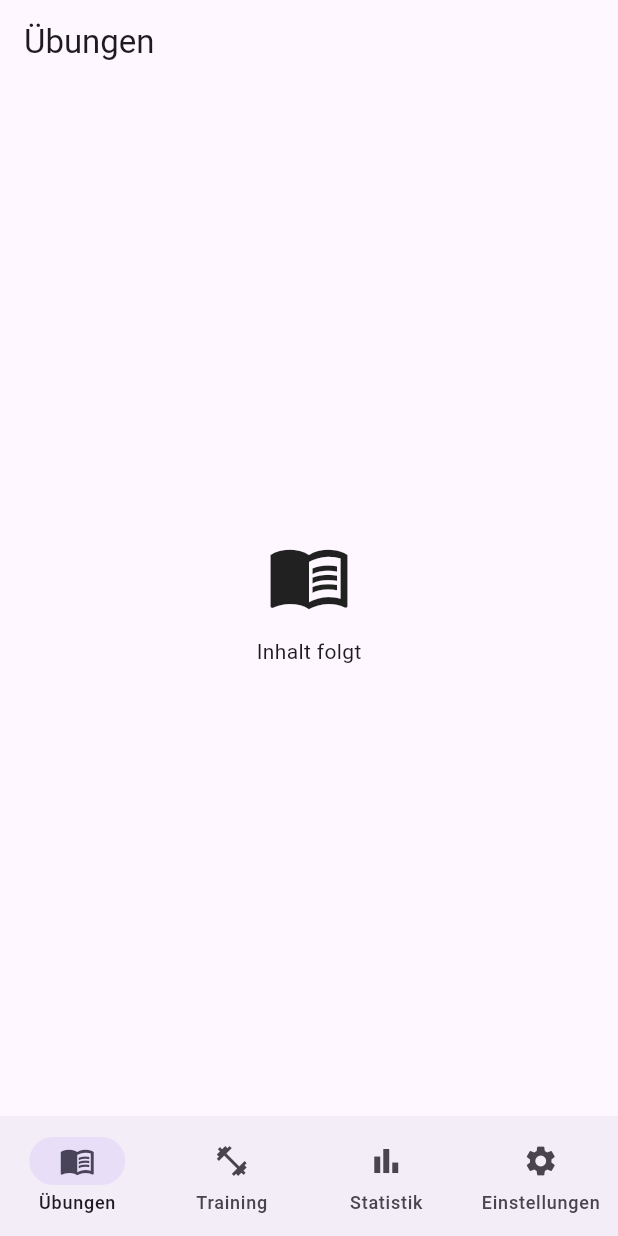
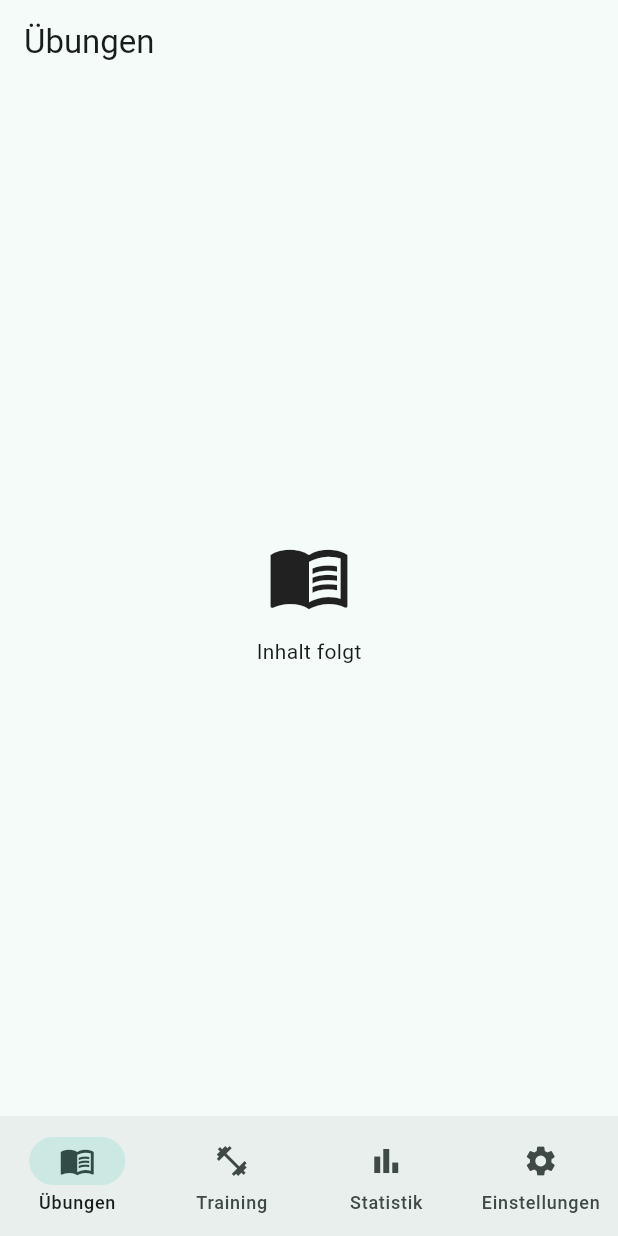
Before and after one commit to maestroDev3/maestroFit, a Flutter app: the screen it shows after launch, on a phone screen of 412 x 824 dp. Run offline on Flutter 3.47's test engine with Material 3 defaults, Android fonts, the phone set to English and light mode, and no system bars; our stand-ins replace flutter_riverpod, freezed_annotation, go_router, riverpod_annotation; generated files the repository leaves out were written again.

Commit message:
Helles und dunkles Theme nach Systemeinstellung (#43) (#46)
ColorScheme.fromSeed in beiden Helligkeiten, ThemeMode.system;
Design-Feinschliff folgt in Epic #7.


Claude-Session: https://claude.ai/code/session_016Ee9YCbZGfQbdTys2EmMf5

Co-authored-by: Claude <noreply@anthropic.com>

```diff
--- a/lib/core/app.dart
+++ b/lib/core/app.dart
@@ -2,8 +2,12 @@ import 'package:flutter/material.dart';
 import 'package:flutter_riverpod/flutter_riverpod.dart';
 
 import 'router/app_router.dart';
+import 'theme/app_theme.dart';
 
-/// Wurzel-Widget der App mit Navigations-Shell (Themes folgen in Task #43).
+/// Wurzel-Widget der App mit Navigations-Shell und Themes.
+///
+/// Der Theme-Modus folgt der Systemeinstellung; ein manueller Umschalter
+/// kommt mit den Einstellungen (spätere Story).
 class MaestroFitApp extends ConsumerWidget {
   const MaestroFitApp({super.key});
 
@@ -12,6 +16,9 @@ class MaestroFitApp extends ConsumerWidget {
     final router = ref.watch(appRouterProvider);
     return MaterialApp.router(
       title: 'maestroFit',
+      theme: AppTheme.light(),
+      darkTheme: AppTheme.dark(),
+      themeMode: ThemeMode.system,
       routerConfig: router,
     );
   }
--- /dev/null
+++ b/lib/core/theme/app_theme.dart
@@ -0,0 +1,24 @@
+import 'package:flutter/material.dart';
+
+/// Zentrale Themes der App.
+///
+/// Erste Design-Tokens; der Feinschliff (eigene Farbwelt, Typografie,
+/// Komponenten) kommt mit Epic #7.
+abstract final class AppTheme {
+  /// Ausgangsfarbe, aus der beide Farbschemata abgeleitet werden.
+  static const Color seedColor = Color(0xFF00897B);
+
+  /// Helles Theme.
+  static ThemeData light() => _base(Brightness.light);
+
+  /// Dunkles Theme.
+  static ThemeData dark() => _base(Brightness.dark);
+
+  static ThemeData _base(Brightness brightness) {
+    final scheme = ColorScheme.fromSeed(
+      seedColor: seedColor,
+      brightness: brightness,
+    );
+    return ThemeData(colorScheme: scheme, useMaterial3: true);
+  }
+}
```
Also changed, not shown: 1 other file.
